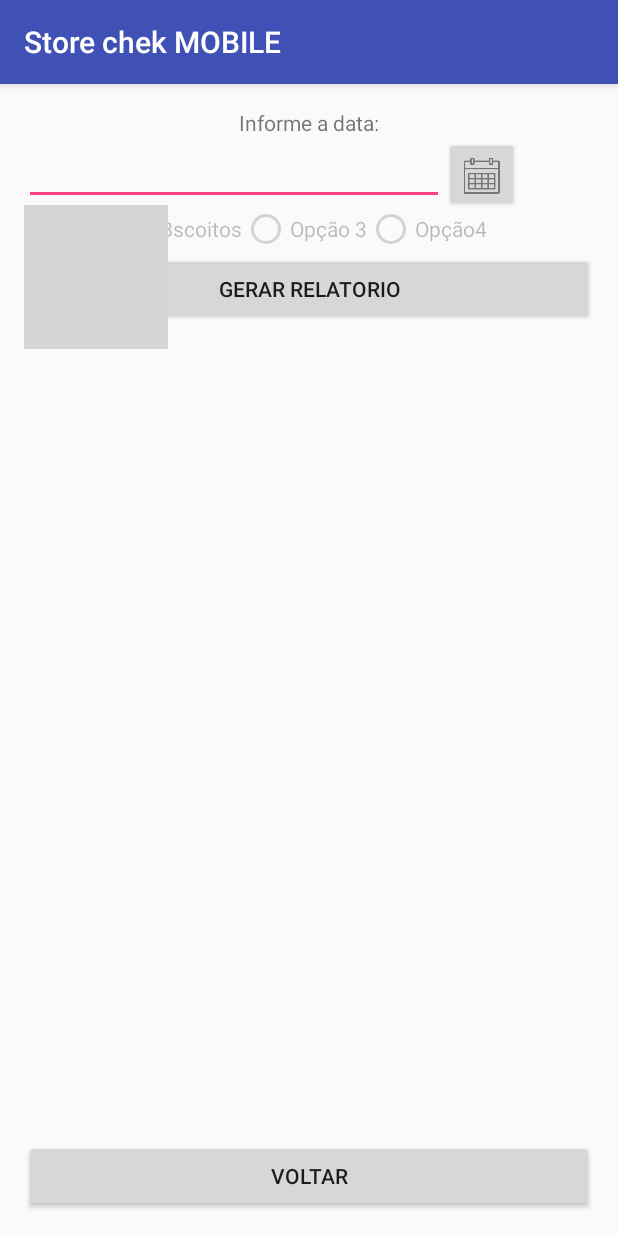
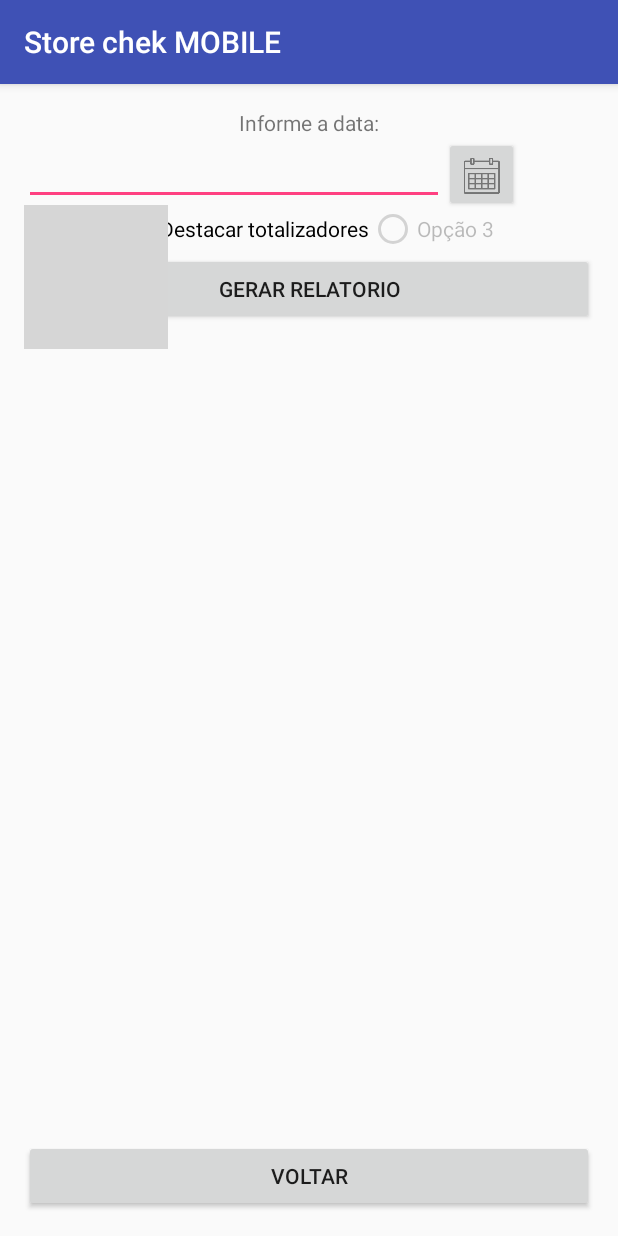
Before and after one commit to lucasaraujoo/StoreCheck, an Android app: the Relatorio screen opened directly, with no data from a screen before it, after a tap on "GERAR RELATORIO", on a phone screen of 412 x 824 dp. Run offline under Robolectric (Android 15) with nearby library versions, the phone set to English and light mode, and no system bars; libraries missing offline, so code that uses them is left out: jxl.format, jxl.write, jxl.write.biff; grey boxes are pictures that could not be loaded.

Commit message:
Corrigir bug no adpter onde listava os produtos e peços. Adicionar opção para exibir ou não totalizador Modificar segnda aba do relatorio

```diff
--- a/app/src/main/java/badgears/storecheck/Controladores/ControladorColocarPrecos.java
+++ b/app/src/main/java/badgears/storecheck/Controladores/ControladorColocarPrecos.java
@@ -79,10 +79,10 @@ public class ControladorColocarPrecos extends AppCompatActivity {
 
     private void carregarListaDeProdutosACotar(){
         for (int i = 0 ; i < oCotacao.getItensCotacao().size(); i++){
-            if (oCotacao.getItensCotacao().get(i).getbCotar() ){
-                this.listaProdCotar.add(oCotacao.getItensCotacao().get(i));
+           // if (oCotacao.getItensCotacao().get(i).getbCotar() ){            Desativado, trás os itens marcados como sim ou não agora
+              //   this.listaProdCotar.add(oCotacao.getItensCotacao().get(i));
                 Toast.makeText(getApplicationContext(), "Id " + oCotacao.getItensCotacao().get(i).getoProduto().getId(), Toast.LENGTH_SHORT).show();
-            }
+            //}
         }
     }
 
--- a/app/src/main/java/badgears/storecheck/Excel.java
+++ b/app/src/main/java/badgears/storecheck/Excel.java
@@ -43,6 +43,8 @@ public class Excel extends DaoMain {
     public int TotalSim;
     public int TotalNao;
     public ArrayList<String> Opc = new ArrayList<String>();
+    public ArrayList<String> Pr1 = new ArrayList<String>();
+    public ArrayList<String> Pr2 = new ArrayList<String>();
     public ArrayList<Integer> QtdsNao = new ArrayList<Integer>();
     public ArrayList<Integer> QtdsSim = new ArrayList<Integer>();
     private ArrayList<MItensRelatorio> Itens = new ArrayList<MItensRelatorio>();
@@ -63,12 +65,12 @@ public class Excel extends DaoMain {
         return cellFormat;
     }
 
-    public void exportToExcel(String datarelatorio) throws IOException, WriteException{
+    public void exportToExcel(String datarelatorio,boolean exibirTotais) throws IOException, WriteException{
         Cursor cursor = db.rawQuery("select Descricao, Id from produtos order by Descricao", null);
         //Query pra pegar  resto
         Cursor prodto = db.rawQuery("select p.*, (select c.Nome from cotacao c  where c.Id=p.IdCotacao) as Nome,  " +
                 "(select c.Id from cotacao c  where c.Id=p.IdCotacao )  as IdCotaMaster, " +
-                "(select count(*) from cotacao cc where cc.Data='" + datarelatorio + "') as QuantidadeC, cota.Nome as NomeCliente " +
+                "(select count(*) from cotacao cc where cc.Data='" + datarelatorio + "') as QuantidadeC, cc.Nome as NomeCliente " +
                 "from produtoscotacao p inner join cotacao cota on cota.Id=p.IDCotacao " +
                 "inner join clientes cc on cc.Id=cota.IDCliente " +
                 "where  p.IdCotacao in (select co.Id from cotacao co  where co.Data='" + datarelatorio +"')" +
@@ -97,18 +99,22 @@ public class Excel extends DaoMain {
 
         WorkbookSettings wbSettings = new WorkbookSettings();
         wbSettings.setLocale(new Locale("en", "EN"));
+
         WritableWorkbook workbook;
         //Label label_name = new Label(0, 0, "value", getCellFormat(Colour.GREEN, Pattern.GRAY_25));
         try {
             workbook = Workbook.createWorkbook(file, wbSettings);
             //Excel sheet name. 0 represents first sheet
             WritableSheet sheet = workbook.createSheet("StoreCheck MOBILE V1.0", 0);
+            WritableSheet sheetPrecos = workbook.createSheet("Preços", 1);
          //   Label label = new Label(0, 0, "Descrição", getCellFormat(Colour.GREEN, Pattern.GRAY_25));
            // Label label2 = new Label(1, 0, "Categoria", getCellFormat(Colour.BLUE, Pattern.GRAY_50));
 
 
             try {
                 sheet.addCell(new Label(0, 0, "Clientes: ",getCellFormat(Colour.DARK_BLUE,Colour.WHITE,17)));
+
+                sheetPrecos.addCell(new Label(0, 0, "Clientes: ",getCellFormat(Colour.DARK_BLUE,Colour.WHITE,17)));
 
                 //sheet.addCell(label); // column and row
                 //sheet.addCell(label2);
@@ -120,8 +126,9 @@ public class Excel extends DaoMain {
                         int i = cursor.getPosition() + 1;
                        // Opc.add("Sim");
                         sheet.setColumnView(i,25);
-                        sheet.addCell(new Label(i, 0, title,getCellFormat(Colour.DARK_BLUE,Colour.WHITE,17))); // Escrevemos as categorias nas colunas
-                       // sheet.addCell(new Label(1, i, desc));
+                        sheetPrecos.setColumnView(i,25);
+                        sheet.addCell(new Label(i, 0, title,getCellFormat(Colour.DARK_BLUE,Colour.WHITE,17))); // Escrevemos os produtos nas colunas
+                        sheetPrecos.addCell(new Label(i, 0, title,getCellFormat(Colour.DARK_BLUE,Colour.WHITE,17)));
                     } while (cursor.moveToNext());
                 }
                 //closing cursor
@@ -158,17 +165,22 @@ public class Excel extends DaoMain {
 
                             for(int z=0;z<ProdutoRelatorio.getOpcoes().get(0).getOpcoes().size();z++){
                                 if(ProdutoRelatorio.getId() == Integer.valueOf(IdCotacao)){
+
                                     if(ProdutoRelatorio.getOpcoes().get(0).getOpcoes().get(z).equals("1")) {
-                                        //                                   ProdutoRelatorio.getOpcoes().get(0).getOpcoes().get(z)
+                                        sheetPrecos.addCell(new Label(z + 1, Linha,ProdutoRelatorio.getOpcoes().get(0).getPreco1().get(z), getCellFormat(Colour.GREEN,Colour.WHITE,10)));
                                         sheet.addCell(new Label(z + 1, Linha,"Sim", getCellFormat(Colour.GREEN,Colour.WHITE,10)));
                                         TotalSim++;
                                     }
                                     else{
+                                        //Printar Aqui o preço
                                         TotalNao++;
+                                        sheetPrecos.addCell(new Label(z + 1, Linha, ProdutoRelatorio.getOpcoes().get(0).getPreco1().get(z), getCellFormat(Colour.RED,Colour.WHITE,10)));
                                         sheet.addCell(new Label(z + 1, Linha, "Não", getCellFormat(Colour.RED,Colour.WHITE,10)));
                                     }
                                     sheet.setColumnView(0,35);
                                     sheet.addCell(new Label(0, Linha, ProdutoRelatorio.getCliente(),getCellFormat(Colour.BLUE_GREY,Colour.WHITE,10)));
+                                    sheetPrecos.addCell(new Label(0, Linha, ProdutoRelatorio.getCliente(),getCellFormat(Colour.BLUE_GREY,Colour.WHITE,10)));
+                                    if(exibirTotais){
                                     sheet.addCell(new Label(0, QuantidadeCliente+2, "Total clientes visitados: ",getCellFormat(Colour.ICE_BLUE,Colour.WHITE,12)));
                                     sheet.addCell(new Label(0, QuantidadeCliente+3, "Total clientes não atendido com os produtos: ",getCellFormat(Colour.ICE_BLUE,Colour.WHITE,12)));
                                     sheet.addCell(new Label(0, QuantidadeCliente+4, "% clientes sem os produtos: ",getCellFormat(Colour.ICE_BLUE,Colour.WHITE,12)));
@@ -188,7 +200,7 @@ public class Excel extends DaoMain {
                                     teste = Integer.valueOf(ProdutoRelatorio.getOpcoes().get(0).getQuantidadesSim().get(z));
                                     Calcular = Integer.valueOf(teste / QuantidadeCliente)*100;
                                     sheet.addCell(new Label(z+1, QuantidadeCliente+6, String.valueOf(Calcular) + "%",getCellFormat(Colour.ICE_BLUE,Colour.WHITE,12)));
-                                }
+                                }}
 
                             }
                         }
@@ -238,9 +250,13 @@ public class Excel extends DaoMain {
                 ,null);
         try {
             Opc.clear();
+            Pr1.clear();
+            Pr2.clear();
             if (prodto.moveToFirst()) {
                 do {
                     String SimNao = prodto.getString(prodto.getColumnIndex("Cotar"));
+                    String Preco1 =prodto.getString(prodto.getColumnIndex("Preco1"));
+                    String Preco2 =prodto.getString(prodto.getColumnIndex("Preco2"));
                     String IdCotacao = prodto.getString(prodto.getColumnIndex("IdCotacao"));
                     int qtdNao = prodto.getInt(prodto.getColumnIndex("QtdNao"));
                     int qtdSim = prodto.getInt(prodto.getColumnIndex("QtdSim"));
@@ -249,6 +265,8 @@ public class Excel extends DaoMain {
                         Opc.add(SimNao);
                         QtdsNao.add(qtdNao);
                         QtdsSim.add(qtdSim);
+                        Pr1.add(Preco1);
+                        Pr2.add(Preco2);
                     }
 
                     int i = prodto.getPosition() + 1;
@@ -257,7 +275,7 @@ public class Excel extends DaoMain {
             }
             //Aqui printa o relatorio
 
-            MItensRelatorio item = new MItensRelatorio(idMaster,idMaster,Opc,QtdsSim,QtdsNao);
+            MItensRelatorio item = new MItensRelatorio(idMaster,idMaster,Opc,QtdsSim,QtdsNao,Pr1,Pr2);
             Itens.clear();
             Itens.add(item);
           //  MCategoria m = new MCategoria(idMaster,Descricao,Itens,Cliente);
--- a/app/src/main/java/badgears/storecheck/ItemListView.java
+++ b/app/src/main/java/badgears/storecheck/ItemListView.java
@@ -79,6 +79,10 @@ public class ItemListView extends BaseAdapter {
                 listaItensCotacao.get(position).setbCotar(i == rbSim.getId());
             }
         });
+        // Step - 3 set the Tag position
+        rbSim.setTag(position);
+//Step - 4 Set the value of the item
+        rbSim.setChecked(listaItensCotacao.get(position).getbCotar());
 
         return itemView;
     }
--- a/app/src/main/java/badgears/storecheck/Modelos/MCotacaoItem.java
+++ b/app/src/main/java/badgears/storecheck/Modelos/MCotacaoItem.java
@@ -15,7 +15,7 @@ public class MCotacaoItem implements Parcelable, Comparable<MCotacaoItem> {
 
     public MCotacaoItem(MProduto oProduto) {
         this.oProduto = oProduto;
-        this.bCotar   = true;
+        this.bCotar   = false;
         this.Preco1  = 0.00;
         this.Preco2  = 0.00;
     }
--- a/app/src/main/java/badgears/storecheck/Relatorio.java
+++ b/app/src/main/java/badgears/storecheck/Relatorio.java
@@ -14,6 +14,7 @@ import android.support.v4.app.DialogFragment;
 import android.view.View;
 import android.widget.Button;
 import android.widget.EditText;
+import android.widget.RadioButton;
 import android.widget.Toast;
 
 import java.io.File;
@@ -30,6 +31,7 @@ public class Relatorio extends AppCompatActivity {
     public Button btnVoltar;
     public EditText etDataRelatorio;
     public Button btnPegarData;
+    public RadioButton rbTotalizadores;
 
     @Override
     protected void onCreate(Bundle savedInstanceState) {
@@ -38,6 +40,7 @@ public class Relatorio extends AppCompatActivity {
         super.setRequestedOrientation(ActivityInfo.SCREEN_ORIENTATION_PORTRAIT);
 
         btnGerarRelatorio = (Button) findViewById(R.id.btnGerarRelatorio);
+        rbTotalizadores = (RadioButton) findViewById(R.id.rbOpcaoRelatorio2);
         btnVoltar = (Button) findViewById(R.id.btnVoltarRelatorio);
         etDataRelatorio = (EditText) findViewById(R.id.etDataRelatorio);
         btnPegarData = (Button)findViewById(R.id.btnData);
@@ -50,7 +53,7 @@ public class Relatorio extends AppCompatActivity {
                 Excel t = new Excel(Relatorio.this);
                 if (VerificarData(etDataRelatorio.getText().toString())){
                     try {
-                        t.exportToExcel(etDataRelatorio.getText().toString());
+                        t.exportToExcel(etDataRelatorio.getText().toString(),rbTotalizadores.isChecked());
                         Relatorio();
                     } catch (IOException e) {
                         e.printStackTrace();
--- a/app/src/main/res/layout/activity_relatorio.xml
+++ b/app/src/main/res/layout/activity_relatorio.xml
@@ -47,11 +47,10 @@
     <RadioButton
         android:id="@+id/rbOpcaoRelatorio2"
         android:layout_width="wrap_content"
-        android:enabled="false"
         android:layout_height="wrap_content"
         android:layout_below="@+id/etDataRelatorio"
         android:layout_toRightOf="@+id/rbOpcaoRelatorio1"
-        android:text="Bscoitos"/>
+        android:text="Destacar totalizadores"/>
     <RadioButton
         android:id="@+id/rbOpcaoRelatorio3"
         android:layout_width="wrap_content"
@@ -60,14 +59,6 @@
         android:layout_below="@+id/etDataRelatorio"
         android:layout_toRightOf="@+id/rbOpcaoRelatorio2"
         android:text="Opção 3"/>
-    <RadioButton
-        android:id="@+id/rbOpcaoRelatorio4"
-        android:layout_width="wrap_content"
-        android:layout_height="wrap_content"
-        android:enabled="false"
-        android:layout_below="@+id/etDataRelatorio"
-        android:layout_toRightOf="@+id/rbOpcaoRelatorio3"
-        android:text="Opção4"/>
     <Button
         android:id="@+id/btnGerarRelatorio"
         android:layout_width="match_parent"
```
Also changed, not shown: app/src/main/java/badgears/storecheck/Controladores/ControladorCotacao.java (+6 -2 lines), app/src/main/java/badgears/storecheck/Modelos/MItensRelatorio.java (+22 -1 lines), app/src/main/res/layout/activity_cotar.xml (+8 -0 lines).
